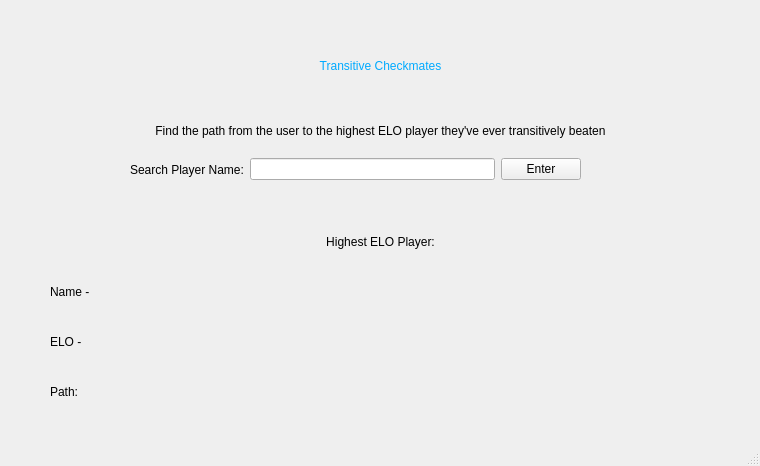
The window that chesselo.ui (atduffaut/Transitive_Checkmates) describes before a commit, drawn with Qt 5.
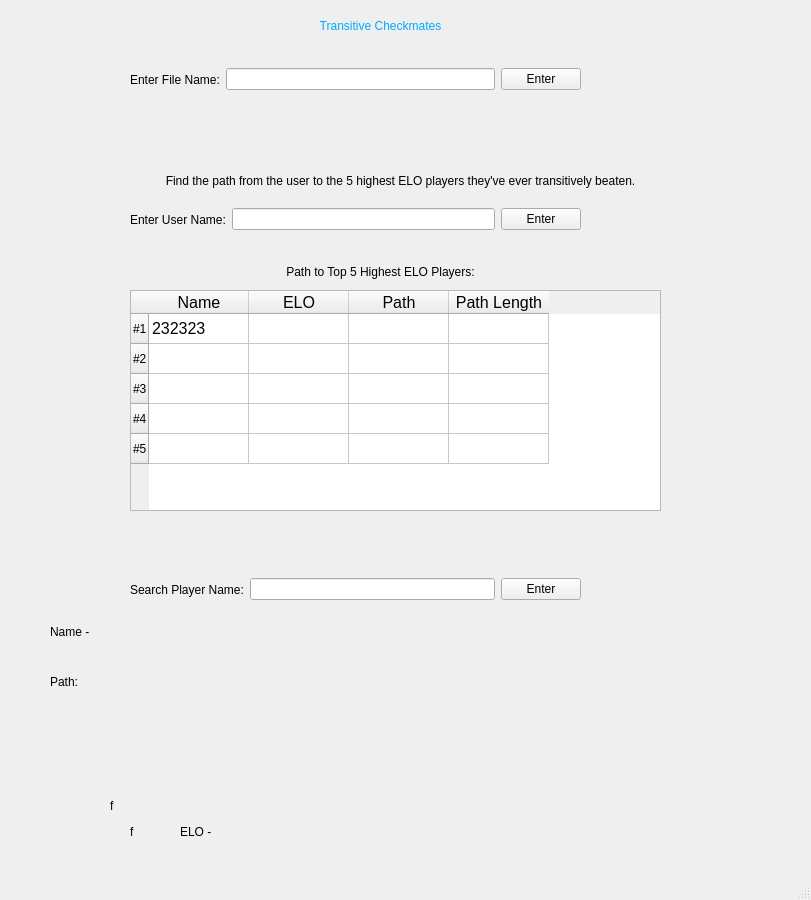
The same window after the commit.

Diff of the .ui file:
```diff
--- a/chesselo.ui
+++ b/chesselo.ui
@@ -6,8 +6,8 @@
    <rect>
     <x>0</x>
     <y>0</y>
-    <width>760</width>
-    <height>466</height>
+    <width>811</width>
+    <height>900</height>
    </rect>
   </property>
   <property name="windowTitle">
@@ -18,7 +18,7 @@
     <property name="geometry">
      <rect>
       <x>130</x>
-      <y>280</y>
+      <y>820</y>
       <width>421</width>
       <height>24</height>
      </rect>
@@ -27,14 +27,14 @@
      <string notr="true">font: 14pt &quot;Calibri&quot;;</string>
     </property>
     <property name="text">
-     <string/>
+     <string>f</string>
     </property>
    </widget>
    <widget class="QLabel" name="titleLabel">
     <property name="geometry">
      <rect>
       <x>0</x>
-      <y>50</y>
+      <y>10</y>
       <width>761</width>
       <height>31</height>
      </rect>
@@ -53,8 +53,8 @@
    <widget class="QLabel" name="ELOLabel">
     <property name="geometry">
      <rect>
-      <x>110</x>
-      <y>330</y>
+      <x>100</x>
+      <y>770</y>
       <width>571</width>
       <height>24</height>
      </rect>
@@ -70,8 +70,8 @@
     <property name="geometry">
      <rect>
       <x>20</x>
-      <y>110</y>
-      <width>721</width>
+      <y>160</y>
+      <width>761</width>
       <height>41</height>
      </rect>
     </property>
@@ -79,7 +79,7 @@
      <string notr="true">font: 12pt &quot;Calibri&quot;;</string>
     </property>
     <property name="text">
-     <string>Find the path from the user to the highest ELO player they've ever transitively beaten</string>
+     <string>Find the path from the user to the 5 highest ELO players they've ever transitively beaten.</string>
     </property>
     <property name="alignment">
      <set>Qt::AlignCenter</set>
@@ -89,8 +89,8 @@
     <property name="geometry">
      <rect>
       <x>50</x>
-      <y>280</y>
-      <width>71</width>
+      <y>620</y>
+      <width>641</width>
       <height>24</height>
      </rect>
     </property>
@@ -104,8 +104,8 @@
    <widget class="QLabel" name="separationLabel_2">
     <property name="geometry">
      <rect>
-      <x>100</x>
-      <y>380</y>
+      <x>110</x>
+      <y>790</y>
       <width>571</width>
       <height>31</height>
      </rect>
@@ -114,14 +114,14 @@
      <string notr="true">font: 14pt &quot;Calibri&quot;;</string>
     </property>
     <property name="text">
-     <string/>
+     <string>f</string>
     </property>
    </widget>
    <widget class="QLabel" name="highestEloLabel">
     <property name="geometry">
      <rect>
       <x>0</x>
-      <y>230</y>
+      <y>260</y>
       <width>761</width>
       <height>24</height>
      </rect>
@@ -130,7 +130,7 @@
      <string notr="true">font: 14pt &quot;Calibri&quot;;</string>
     </property>
     <property name="text">
-     <string>Highest ELO Player:</string>
+     <string>Path to Top 5 Highest ELO Players:</string>
     </property>
     <property name="alignment">
      <set>Qt::AlignCenter</set>
@@ -140,7 +140,7 @@
     <property name="geometry">
      <rect>
       <x>130</x>
-      <y>150</y>
+      <y>200</y>
       <width>451</width>
       <height>39</height>
      </rect>
@@ -152,7 +152,7 @@
         <string notr="true">font: 14pt &quot;Calibri&quot;;</string>
        </property>
        <property name="text">
-        <string>Search Player Name:</string>
+        <string>Enter User Name:</string>
        </property>
       </widget>
      </item>
@@ -174,8 +174,8 @@
    <widget class="QLabel" name="label_3">
     <property name="geometry">
      <rect>
-      <x>50</x>
-      <y>330</y>
+      <x>180</x>
+      <y>820</y>
       <width>51</width>
       <height>24</height>
      </rect>
@@ -191,8 +191,8 @@
     <property name="geometry">
      <rect>
       <x>50</x>
-      <y>380</y>
-      <width>51</width>
+      <y>670</y>
+      <width>671</width>
       <height>24</height>
      </rect>
     </property>
@@ -203,6 +203,447 @@
      <string>Path:</string>
     </property>
    </widget>
+   <widget class="QWidget" name="layoutWidget_2">
+    <property name="geometry">
+     <rect>
+      <x>130</x>
+      <y>60</y>
+      <width>451</width>
+      <height>39</height>
+     </rect>
+    </property>
+    <layout class="QHBoxLayout" name="horizontalLayout_2">
+     <item>
+      <widget class="QLabel" name="searchPlayerLabel_2">
+       <property name="styleSheet">
+        <string notr="true">font: 14pt &quot;Calibri&quot;;</string>
+       </property>
+       <property name="text">
+        <string>Enter File Name:</string>
+       </property>
+      </widget>
+     </item>
+     <item>
+      <widget class="QLineEdit" name="lineEdit_File"/>
+     </item>
+     <item>
+      <widget class="QPushButton" name="pushButton_File">
+       <property name="styleSheet">
+        <string notr="true">font: 12pt &quot;Segoe UI&quot;;</string>
+       </property>
+       <property name="text">
+        <string>Enter</string>
+       </property>
+      </widget>
+     </item>
+    </layout>
+   </widget>
+   <widget class="QWidget" name="layoutWidget_3">
+    <property name="geometry">
+     <rect>
+      <x>130</x>
+      <y>570</y>
+      <width>451</width>
+      <height>39</height>
+     </rect>
+    </property>
+    <layout class="QHBoxLayout" name="horizontalLayout_3">
+     <item>
+      <widget class="QLabel" name="searchPlayerLabel_3">
+       <property name="styleSheet">
+        <string notr="true">font: 14pt &quot;Calibri&quot;;</string>
+       </property>
+       <property name="text">
+        <string>Search Player Name:</string>
+       </property>
+      </widget>
+     </item>
+     <item>
+      <widget class="QLineEdit" name="lineEdit_Player"/>
+     </item>
+     <item>
+      <widget class="QPushButton" name="pushButton_Player">
+       <property name="styleSheet">
+        <string notr="true">font: 12pt &quot;Segoe UI&quot;;</string>
+       </property>
+       <property name="text">
+        <string>Enter</string>
+       </property>
+      </widget>
+     </item>
+    </layout>
+   </widget>
+   <widget class="QLabel" name="BuildListLabel">
+    <property name="geometry">
+     <rect>
+      <x>50</x>
+      <y>110</y>
+      <width>351</width>
+      <height>37</height>
+     </rect>
+    </property>
+    <property name="styleSheet">
+     <string notr="true">font: 14pt &quot;Calibri&quot;;</string>
+    </property>
+    <property name="text">
+     <string/>
+    </property>
+   </widget>
+   <widget class="QLabel" name="BuildMatrixLabel">
+    <property name="geometry">
+     <rect>
+      <x>430</x>
+      <y>110</y>
+      <width>341</width>
+      <height>37</height>
+     </rect>
+    </property>
+    <property name="styleSheet">
+     <string notr="true">font: 14pt &quot;Calibri&quot;;</string>
+    </property>
+    <property name="text">
+     <string/>
+    </property>
+   </widget>
+   <widget class="QTableWidget" name="table">
+    <property name="geometry">
+     <rect>
+      <x>130</x>
+      <y>290</y>
+      <width>531</width>
+      <height>221</height>
+     </rect>
+    </property>
+    <row>
+     <property name="text">
+      <string>#1</string>
+     </property>
+    </row>
+    <row>
+     <property name="text">
+      <string>#2</string>
+     </property>
+    </row>
+    <row>
+     <property name="text">
+      <string>#3</string>
+     </property>
+    </row>
+    <row>
+     <property name="text">
+      <string>#4</string>
+     </property>
+    </row>
+    <row>
+     <property name="text">
+      <string>#5</string>
+     </property>
+    </row>
+    <column>
+     <property name="text">
+      <string>Name</string>
+     </property>
+     <property name="font">
+      <font>
+       <pointsize>12</pointsize>
+      </font>
+     </property>
+    </column>
+    <column>
+     <property name="text">
+      <string>ELO</string>
+     </property>
+     <property name="font">
+      <font>
+       <pointsize>12</pointsize>
+      </font>
+     </property>
+    </column>
+    <column>
+     <property name="text">
+      <string>Path</string>
+     </property>
+     <property name="font">
+      <font>
+       <pointsize>12</pointsize>
+      </font>
+     </property>
+    </column>
+    <column>
+     <property name="text">
+      <string>Path Length</string>
+     </property>
+     <property name="font">
+      <font>
+       <pointsize>12</pointsize>
+      </font>
+     </property>
+    </column>
+    <item row="0" column="0">
+     <property name="text">
+      <string>232323</string>
+     </property>
+     <property name="font">
+      <font>
+       <pointsize>12</pointsize>
+      </font>
+     </property>
+    </item>
+    <item row="0" column="1">
+     <property name="text">
+      <string/>
+     </property>
+     <property name="font">
+      <font>
+       <pointsize>12</pointsize>
+      </font>
+     </property>
+    </item>
+    <item row="0" column="2">
+     <property name="text">
+      <string/>
+     </property>
+     <property name="font">
+      <font>
+       <pointsize>12</pointsize>
+      </font>
+     </property>
+    </item>
+    <item row="0" column="3">
+     <property name="text">
+      <string/>
+     </property>
+     <property name="font">
+      <font>
+       <pointsize>12</pointsize>
+      </font>
+     </property>
+    </item>
+    <item row="1" column="0">
+     <property name="text">
+      <string/>
+     </property>
+     <property name="font">
+      <font>
+       <pointsize>12</pointsize>
+      </font>
+     </property>
+    </item>
+    <item row="1" column="1">
+     <property name="text">
+      <string/>
+     </property>
+     <property name="font">
+      <font>
+       <pointsize>12</pointsize>
+      </font>
+     </property>
+    </item>
+    <item row="1" column="2">
+     <property name="text">
+      <string/>
+     </property>
+     <property name="font">
+      <font>
+       <pointsize>12</pointsize>
+      </font>
+     </property>
+    </item>
+    <item row="1" column="3">
+     <property name="text">
+      <string/>
+     </property>
+     <property name="font">
+      <font>
+       <pointsize>12</pointsize>
+      </font>
+     </property>
+    </item>
+    <item row="2" column="0">
+     <property name="text">
+      <string/>
+     </property>
+     <property name="font">
+      <font>
+       <pointsize>12</pointsize>
+      </font>
+     </property>
+    </item>
+    <item row="2" column="1">
+     <property name="text">
+      <string/>
+     </property>
+     <property name="font">
+      <font>
+       <pointsize>12</pointsize>
+      </font>
+     </property>
+    </item>
+    <item row="2" column="2">
+     <property name="text">
+      <string/>
+     </property>
+     <property name="font">
+      <font>
+       <pointsize>12</pointsize>
+      </font>
+     </property>
+    </item>
+    <item row="2" column="3">
+     <property name="text">
+      <string/>
+     </property>
+     <property name="font">
+      <font>
+       <pointsize>12</pointsize>
+      </font>
+     </property>
+    </item>
+    <item row="3" column="0">
+     <property name="text">
+      <string/>
+     </property>
+     <property name="font">
+      <font>
+       <pointsize>12</pointsize>
+      </font>
+     </property>
+    </item>
+    <item row="3" column="1">
+     <property name="text">
+      <string/>
+     </property>
+     <property name="font">
+      <font>
+       <pointsize>12</pointsize>
+      </font>
+     </property>
+    </item>
+    <item row="3" column="2">
+     <property name="text">
+      <string/>
+     </property>
+     <property name="font">
+      <font>
+       <pointsize>12</pointsize>
+      </font>
+     </property>
+    </item>
+    <item row="3" column="3">
+     <property name="text">
+      <string/>
+     </property>
+     <property name="font">
+      <font>
+       <pointsize>12</pointsize>
+      </font>
+     </property>
+    </item>
+    <item row="4" column="0">
+     <property name="text">
+      <string/>
+     </property>
+     <property name="font">
+      <font>
+       <pointsize>12</pointsize>
+      </font>
+     </property>
+    </item>
+    <item row="4" column="1">
+     <property name="text">
+      <string/>
+     </property>
+     <property name="font">
+      <font>
+       <pointsize>12</pointsize>
+      </font>
+     </property>
+    </item>
+    <item row="4" column="2">
+     <property name="text">
+      <string/>
+     </property>
+     <property name="font">
+      <font>
+       <pointsize>12</pointsize>
+      </font>
+     </property>
+    </item>
+    <item row="4" column="3">
+     <property name="text">
+      <string/>
+     </property>
+     <property name="font">
+      <font>
+       <pointsize>12</pointsize>
+      </font>
+     </property>
+    </item>
+   </widget>
+   <widget class="QLabel" name="UserMatrixLabel">
+    <property name="geometry">
+     <rect>
+      <x>410</x>
+      <y>520</y>
+      <width>351</width>
+      <height>37</height>
+     </rect>
+    </property>
+    <property name="styleSheet">
+     <string notr="true">font: 14pt &quot;Calibri&quot;;</string>
+    </property>
+    <property name="text">
+     <string/>
+    </property>
+   </widget>
+   <widget class="QLabel" name="UserListLabel">
+    <property name="geometry">
+     <rect>
+      <x>30</x>
+      <y>520</y>
+      <width>341</width>
+      <height>37</height>
+     </rect>
+    </property>
+    <property name="styleSheet">
+     <string notr="true">font: 14pt &quot;Calibri&quot;;</string>
+    </property>
+    <property name="text">
+     <string/>
+    </property>
+   </widget>
+   <widget class="QLabel" name="PlayerMatrixLabel">
+    <property name="geometry">
+     <rect>
+      <x>410</x>
+      <y>710</y>
+      <width>351</width>
+      <height>37</height>
+     </rect>
+    </property>
+    <property name="styleSheet">
+     <string notr="true">font: 14pt &quot;Calibri&quot;;</string>
+    </property>
+    <property name="text">
+     <string/>
+    </property>
+   </widget>
+   <widget class="QLabel" name="PlayerListLabel">
+    <property name="geometry">
+     <rect>
+      <x>30</x>
+      <y>710</y>
+      <width>351</width>
+      <height>37</height>
+     </rect>
+    </property>
+    <property name="styleSheet">
+     <string notr="true">font: 14pt &quot;Calibri&quot;;</string>
+    </property>
+    <property name="text">
+     <string/>
+    </property>
+   </widget>
   </widget>
   <widget class="QMenuBar" name="menubar">
    <property name="geometry">
```
Left out of the diff: 8 changed lines with no effect on the pictures.
